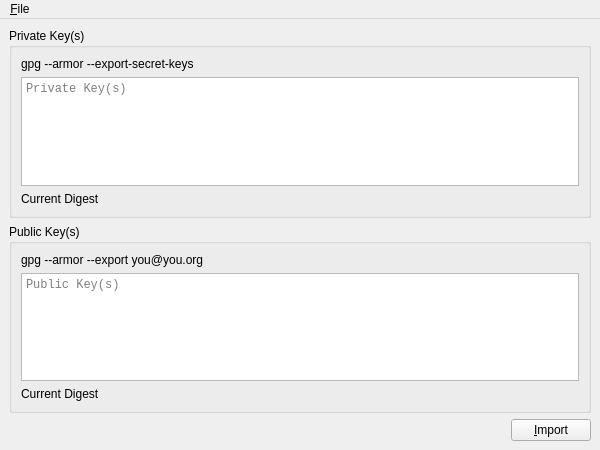
Qt form branches/trunk/UI/spot-on-rosetta-gpg-import.ui (textbrowser/spot-on) before a commit.
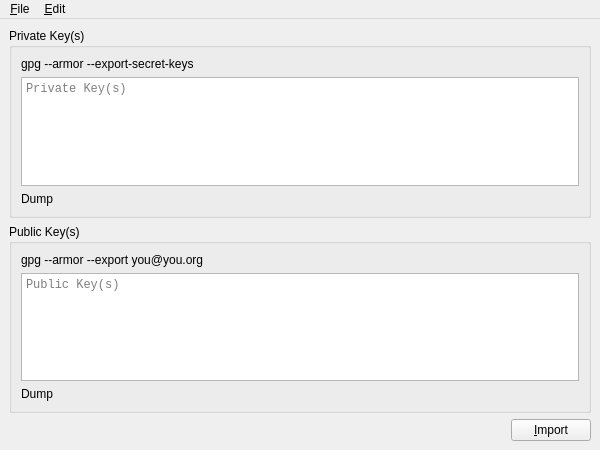
The same form after that commit. Icons and pictures are not drawn.

What changed in the file:
```diff
--- a/branches/trunk/UI/spot-on-rosetta-gpg-import.ui
+++ b/branches/trunk/UI/spot-on-rosetta-gpg-import.ui
@@ -47,7 +47,7 @@
        <item>
         <widget class="QLabel" name="private_keys_digest">
          <property name="text">
-          <string>Current Digest</string>
+          <string>Dump</string>
          </property>
          <property name="wordWrap">
           <bool>true</bool>
@@ -91,7 +91,7 @@
        <item>
         <widget class="QLabel" name="public_keys_digest">
          <property name="text">
-          <string>Current Digest</string>
+          <string>Dump</string>
          </property>
          <property name="wordWrap">
           <bool>true</bool>
@@ -145,7 +145,14 @@
     </property>
     <addaction name="action_Close"/>
    </widget>
+   <widget class="QMenu" name="menu_Edit">
+    <property name="title">
+     <string>&amp;Edit</string>
+    </property>
+    <addaction name="action_Clear"/>
+   </widget>
    <addaction name="menu_File"/>
+   <addaction name="menu_Edit"/>
   </widget>
   <action name="action_Close">
    <property name="text">
```
Left out of the diff: 19 changed lines with no effect on the pictures.
